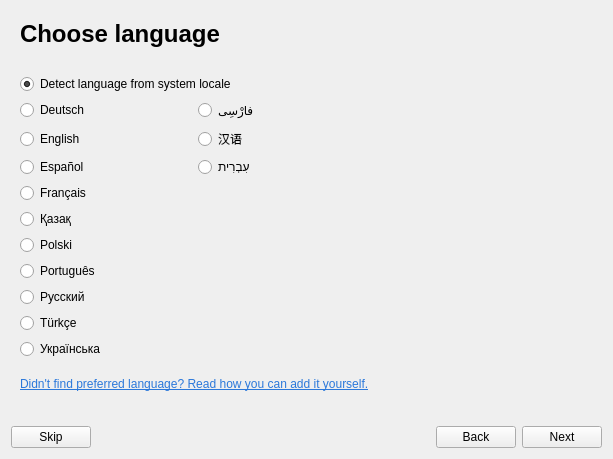
Old version of the form src/bin/scenarist-desktop/UserInterfaceLayer/Onboarding/OnboardingView.ui in the repository dimkanovikov/KITScenarist.
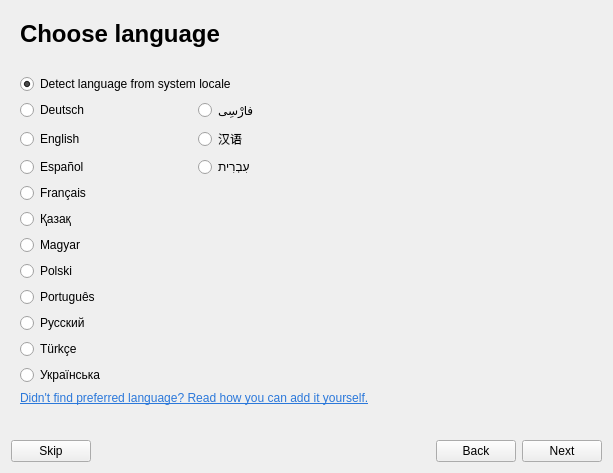
New version of the form. Custom widgets are drawn as their Qt base class.

Commit message: Added Hungarian translation

The edit to the form file:
```diff
--- a/src/bin/scenarist-desktop/UserInterfaceLayer/Onboarding/OnboardingView.ui
+++ b/src/bin/scenarist-desktop/UserInterfaceLayer/Onboarding/OnboardingView.ui
@@ -121,7 +121,7 @@
          </property>
         </widget>
        </item>
-       <item row="10" column="0">
+       <item row="11" column="0">
         <widget class="QRadioButton" name="portugues">
          <property name="text">
           <string>Português</string>
@@ -131,7 +131,7 @@
          </property>
         </widget>
        </item>
-       <item row="12" column="0">
+       <item row="13" column="0">
         <widget class="QRadioButton" name="russian">
          <property name="text">
           <string>Русский</string>
@@ -165,7 +165,7 @@
          </property>
         </widget>
        </item>
-       <item row="14" column="0">
+       <item row="15" column="0">
         <widget class="QRadioButton" name="ukrainian">
          <property name="text">
           <string>Українська</string>
@@ -183,7 +183,7 @@
          </property>
         </widget>
        </item>
-       <item row="16" column="0" colspan="2">
+       <item row="17" column="0" colspan="2">
         <widget class="QLabel" name="label_2">
          <property name="text">
           <string>&lt;a href=&quot;https://github.com/dimkanovikov/KITScenarist/wiki/How-to-add-the-translation-of-KIT-Scenarist-to-your-native-language-or-improve-one-of-existing%3F&quot; style=&quot;color:#2b78da;&quot;&gt;Didn't find preferred language? Read how you can add it yourself.&lt;/a&gt;</string>
@@ -193,7 +193,7 @@
          </property>
         </widget>
        </item>
-       <item row="15" column="0">
+       <item row="16" column="0">
         <spacer name="verticalSpacer">
          <property name="orientation">
           <enum>Qt::Vertical</enum>
@@ -230,7 +230,7 @@
          </property>
         </widget>
        </item>
-       <item row="9" column="0">
+       <item row="10" column="0">
         <widget class="QRadioButton" name="polish">
          <property name="text">
           <string>Polski</string>
@@ -240,7 +240,7 @@
          </property>
         </widget>
        </item>
-       <item row="13" column="0">
+       <item row="14" column="0">
         <widget class="QRadioButton" name="turkish">
          <property name="text">
           <string>Türkçe</string>
@@ -250,6 +250,13 @@
          </property>
         </widget>
        </item>
+       <item row="9" column="0">
+        <widget class="QRadioButton" name="hungarian">
+         <property name="text">
+          <string>Magyar</string>
+         </property>
+        </widget>
+       </item>
       </layout>
      </widget>
      <widget class="QWidget" name="themePage">
```
The commit also changes 7 other files.
